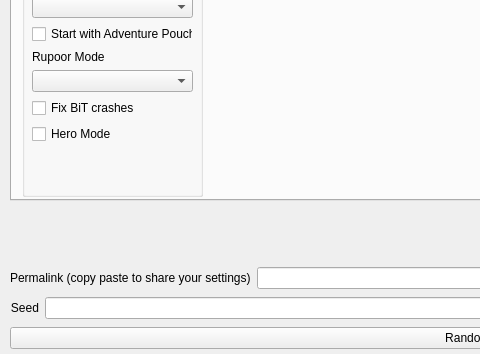
This is gui/randogui.ui in ssrando/ssrando as Qt 5 draws it before an edit; both pictures show x 0 to 480 and y 350 to 704 of the 956 by 704 pixel window. The edited form follows.
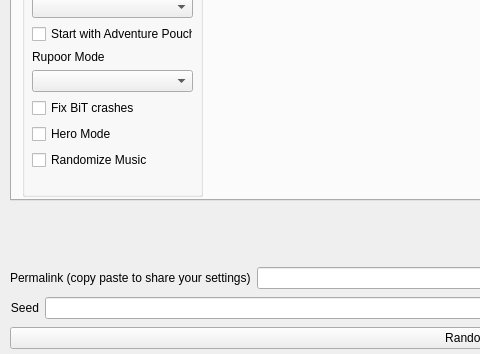
This is the edited form. The open tabs and pages were chosen to show the change.

Commit message: Added a temporary music rando

```diff
--- a/gui/randogui.ui
+++ b/gui/randogui.ui
@@ -1107,6 +1107,13 @@
           </property>
          </widget>
         </item>
+        <item>
+         <widget class="QCheckBox" name="option_music_rando">
+          <property name="text">
+           <string>Randomize Music</string>
+          </property>
+         </widget>
+        </item>
         <item>
          <spacer name="verticalSpacer_6">
           <property name="orientation">
```
Left out of the diff: 6 changed lines with no effect on the pictures. The commit also changes 5 other files.
